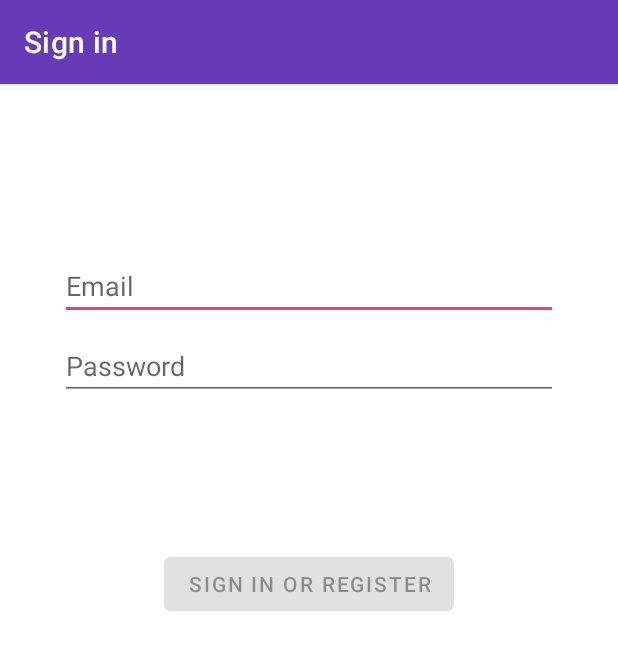
After one commit to natashaval/Android-Clockio, an Android app: the LoginActivity screen opened directly, with no data from a screen before it, on a phone screen of 412 x 824 dp. The commit adds this screen. Shown: the top 650 px of the screen. Run offline under Robolectric (Android 15) with nearby library versions, the phone set to English and light mode, and no system bars.

Commit message:
login mvvm
auto generate login activity

```diff
--- /dev/null
+++ b/Clockio/app/src/main/java/com/natasha/clockio/login/ui/login/LoginActivity.kt
@@ -0,0 +1,128 @@
+package com.natasha.clockio.login.ui.login
+
+import android.app.Activity
+import androidx.lifecycle.Observer
+import androidx.lifecycle.ViewModelProviders
+import android.os.Bundle
+import androidx.annotation.StringRes
+import androidx.appcompat.app.AppCompatActivity
+import android.text.Editable
+import android.text.TextWatcher
+import android.view.View
+import android.view.inputmethod.EditorInfo
+import android.widget.Button
+import android.widget.EditText
+import android.widget.ProgressBar
+import android.widget.Toast
+import com.natasha.clockio.R
+
+class LoginActivity : AppCompatActivity() {
+
+    private lateinit var loginViewModel: LoginViewModel
+
+    override fun onCreate(savedInstanceState: Bundle?) {
+        super.onCreate(savedInstanceState)
+
+        setContentView(R.layout.activity_login)
+
+        val username = findViewById<EditText>(R.id.username)
+        val password = findViewById<EditText>(R.id.password)
+        val login = findViewById<Button>(R.id.login)
+        val loading = findViewById<ProgressBar>(R.id.loading)
+
+        loginViewModel = ViewModelProviders.of(this, LoginViewModelFactory())
+            .get(LoginViewModel::class.java)
+
+        loginViewModel.loginFormState.observe(this@LoginActivity, Observer {
+            val loginState = it ?: return@Observer
+
+            // disable login button unless both username / password is valid
+            login.isEnabled = loginState.isDataValid
+
+            if (loginState.usernameError != null) {
+                username.error = getString(loginState.usernameError)
+            }
+            if (loginState.passwordError != null) {
+                password.error = getString(loginState.passwordError)
+            }
+        })
+
+        loginViewModel.loginResult.observe(this@LoginActivity, Observer {
+            val loginResult = it ?: return@Observer
+
+            loading.visibility = View.GONE
+            if (loginResult.error != null) {
+                showLoginFailed(loginResult.error)
+            }
+            if (loginResult.success != null) {
+                updateUiWithUser(loginResult.success)
+            }
+            setResult(Activity.RESULT_OK)
+
+            //Complete and destroy login activity once successful
+            finish()
+        })
+
+        username.afterTextChanged {
+            loginViewModel.loginDataChanged(
+                username.text.toString(),
+                password.text.toString()
+            )
+        }
+
+        password.apply {
+            afterTextChanged {
+                loginViewModel.loginDataChanged(
+                    username.text.toString(),
+                    password.text.toString()
+                )
+            }
+
+            setOnEditorActionListener { _, actionId, _ ->
+                when (actionId) {
+                    EditorInfo.IME_ACTION_DONE ->
+                        loginViewModel.login(
+                            username.text.toString(),
+                            password.text.toString()
+                        )
+                }
+                false
+            }
+
+            login.setOnClickListener {
+                loading.visibility = View.VISIBLE
+                loginViewModel.login(username.text.toString(), password.text.toString())
+            }
+        }
+    }
+
+    private fun updateUiWithUser(model: LoggedInUserView) {
+        val welcome = getString(R.string.welcome)
+        val displayName = model.displayName
+        // TODO : initiate successful logged in experience
+        Toast.makeText(
+            applicationContext,
+            "$welcome $displayName",
+            Toast.LENGTH_LONG
+        ).show()
+    }
+
+    private fun showLoginFailed(@StringRes errorString: Int) {
+        Toast.makeText(applicationContext, errorString, Toast.LENGTH_SHORT).show()
+    }
+}
+
+/**
+ * Extension function to simplify setting an afterTextChanged action to EditText components.
+ */
+fun EditText.afterTextChanged(afterTextChanged: (String) -> Unit) {
+    this.addTextChangedListener(object : TextWatcher {
+        override fun afterTextChanged(editable: Editable?) {
+            afterTextChanged.invoke(editable.toString())
+        }
+
+        override fun beforeTextChanged(s: CharSequence, start: Int, count: Int, after: Int) {}
+
+        override fun onTextChanged(s: CharSequence, start: Int, before: Int, count: Int) {}
+    })
+}
--- /dev/null
+++ b/Clockio/app/src/main/java/com/natasha/clockio/login/ui/login/LoginViewModelFactory.kt
@@ -0,0 +1,25 @@
+package com.natasha.clockio.login.ui.login
+
+import androidx.lifecycle.ViewModel
+import androidx.lifecycle.ViewModelProvider
+import com.natasha.clockio.login.data.LoginDataSource
+import com.natasha.clockio.login.data.LoginRepository
+
+/**
+ * ViewModel provider factory to instantiate LoginViewModel.
+ * Required given LoginViewModel has a non-empty constructor
+ */
+class LoginViewModelFactory : ViewModelProvider.Factory {
+
+    @Suppress("UNCHECKED_CAST")
+    override fun <T : ViewModel> create(modelClass: Class<T>): T {
+        if (modelClass.isAssignableFrom(LoginViewModel::class.java)) {
+            return LoginViewModel(
+                loginRepository = LoginRepository(
+                    dataSource = LoginDataSource()
+                )
+            ) as T
+        }
+        throw IllegalArgumentException("Unknown ViewModel class")
+    }
+}
--- /dev/null
+++ b/Clockio/app/src/main/res/layout/activity_login.xml
@@ -0,0 +1,79 @@
+<?xml version="1.0" encoding="utf-8"?>
+<androidx.constraintlayout.widget.ConstraintLayout
+        xmlns:android="http://schemas.android.com/apk/res/android"
+        xmlns:app="http://schemas.android.com/apk/res-auto"
+        xmlns:tools="http://schemas.android.com/tools"
+        android:id="@+id/container"
+        android:layout_width="match_parent"
+        android:layout_height="match_parent"
+        android:paddingBottom="@dimen/activity_vertical_margin"
+        android:paddingLeft="@dimen/activity_horizontal_margin"
+        android:paddingRight="@dimen/activity_horizontal_margin"
+        android:paddingTop="@dimen/activity_vertical_margin"
+        tools:context=".login.ui.login.LoginActivity">
+
+    <EditText
+            android:id="@+id/username"
+            android:layout_width="0dp"
+            android:layout_height="wrap_content"
+            android:layout_marginStart="24dp"
+            android:layout_marginTop="96dp"
+            android:layout_marginEnd="24dp"
+
+            android:hint="@string/prompt_email"
+            android:inputType="textEmailAddress"
+            android:selectAllOnFocus="true"
+            app:layout_constraintEnd_toEndOf="parent"
+            app:layout_constraintStart_toStartOf="parent"
+            app:layout_constraintTop_toTopOf="parent"/>
+
+    <EditText
+            android:id="@+id/password"
+            android:layout_width="0dp"
+            android:layout_height="wrap_content"
+            android:layout_marginStart="24dp"
+            android:layout_marginTop="8dp"
+            android:layout_marginEnd="24dp"
+
+            android:hint="@string/prompt_password"
+            android:imeActionLabel="@string/action_sign_in_short"
+            android:imeOptions="actionDone"
+            android:inputType="textPassword"
+            android:selectAllOnFocus="true"
+            app:layout_constraintEnd_toEndOf="parent"
+            app:layout_constraintStart_toStartOf="parent"
+            app:layout_constraintTop_toBottomOf="@+id/username"/>
+
+    <Button
+            android:id="@+id/login"
+            android:enabled="false"
+            android:layout_width="wrap_content"
+            android:layout_height="wrap_content"
+            android:layout_gravity="start"
+            android:layout_marginStart="48dp"
+            android:layout_marginTop="16dp"
+            android:layout_marginEnd="48dp"
+            android:layout_marginBottom="64dp"
+            android:text="@string/action_sign_in"
+            app:layout_constraintBottom_toBottomOf="parent"
+            app:layout_constraintEnd_toEndOf="parent"
+            app:layout_constraintStart_toStartOf="parent"
+            app:layout_constraintTop_toBottomOf="@+id/password"
+            app:layout_constraintVertical_bias="0.2"/>
+
+    <ProgressBar
+            android:id="@+id/loading"
+            android:visibility="gone"
+            android:layout_width="wrap_content"
+            android:layout_height="wrap_content"
+            android:layout_gravity="center"
+            android:layout_marginStart="32dp"
+            android:layout_marginTop="64dp"
+            android:layout_marginEnd="32dp"
+            android:layout_marginBottom="64dp"
+            app:layout_constraintBottom_toBottomOf="parent"
+            app:layout_constraintEnd_toEndOf="@+id/password"
+            app:layout_constraintStart_toStartOf="@+id/password"
+            app:layout_constraintTop_toTopOf="parent"
+            app:layout_constraintVertical_bias="0.3"/>
+</androidx.constraintlayout.widget.ConstraintLayout>
--- a/Clockio/app/src/main/res/values/strings.xml
+++ b/Clockio/app/src/main/res/values/strings.xml
@@ -1,3 +1,12 @@
 <resources>
     <string name="app_name">Clockio</string>
+    <string name="title_activity_login">Sign in</string>
+    <string name="prompt_email">Email</string>
+    <string name="prompt_password">Password</string>
+    <string name="action_sign_in">Sign in or register</string>
+    <string name="action_sign_in_short">Sign in</string>
+    <string name="welcome">"Welcome !"</string>
+    <string name="invalid_username">Not a valid username</string>
+    <string name="invalid_password">Password must be >5 characters</string>
+    <string name="login_failed">"Login failed"</string>
 </resources>
```
Also changed, not shown: Clockio/app/src/main/java/com/natasha/clockio/login/data/LoginDataSource.kt (added, +24 -0 lines), Clockio/app/src/main/java/com/natasha/clockio/login/data/LoginRepository.kt (added, +46 -0 lines), Clockio/app/src/main/java/com/natasha/clockio/login/data/Result.kt (added, +18 -0 lines), Clockio/app/src/main/java/com/natasha/clockio/login/data/model/LoggedInUser.kt (added, +9 -0 lines), Clockio/app/src/main/java/com/natasha/clockio/login/ui/login/LoggedInUserView.kt (added, +9 -0 lines), Clockio/app/src/main/java/com/natasha/clockio/login/ui/login/LoginFormState.kt (added, +10 -0 lines), Clockio/app/src/main/java/com/natasha/clockio/login/ui/login/LoginResult.kt (added, +9 -0 lines), Clockio/app/src/main/java/com/natasha/clockio/login/ui/login/LoginViewModel.kt (added, +53 -0 lines).
